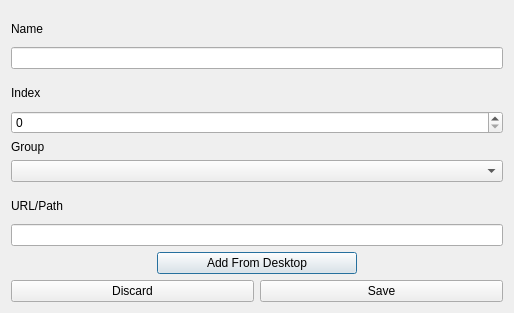
First picture: the form in designs/xml/app_window.ui, repository daniel-deru/WorkMate-3.0, before the edit.
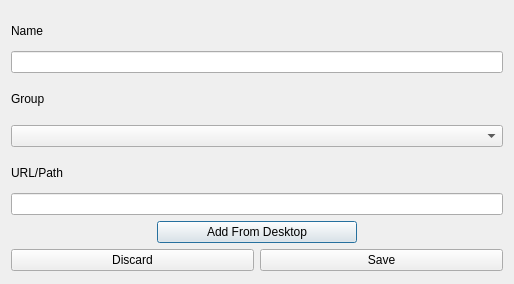
Second picture: the form after the edit.

```diff
--- a/designs/xml/app_window.ui
+++ b/designs/xml/app_window.ui
@@ -7,7 +7,7 @@
     <x>0</x>
     <y>0</y>
     <width>514</width>
-    <height>313</height>
+    <height>284</height>
    </rect>
   </property>
   <property name="windowTitle">
@@ -36,7 +36,7 @@
        <property name="minimumSize">
         <size>
          <width>0</width>
-         <height>20</height>
+         <height>40</height>
         </size>
        </property>
        <property name="maximumSize">
@@ -55,42 +55,28 @@
      </item>
     </layout>
    </item>
-   <item>
-    <layout class="QVBoxLayout" name="vbox_index">
-     <property name="spacing">
-      <number>0</number>
-     </property>
-     <property name="sizeConstraint">
-      <enum>QLayout::SetMinimumSize</enum>
-     </property>
-     <item>
-      <widget class="QLabel" name="lbl_index">
-       <property name="sizePolicy">
-        <sizepolicy hsizetype="Preferred" vsizetype="MinimumExpanding">
-         <horstretch>0</horstretch>
-         <verstretch>0</verstretch>
-        </sizepolicy>
-       </property>
-       <property name="maximumSize">
-        <size>
-         <width>16777215</width>
-         <height>40</height>
-        </size>
-       </property>
-       <property name="text">
-        <string>Index</string>
-       </property>
-      </widget>
-     </item>
-     <item>
-      <widget class="QSpinBox" name="spn_index"/>
-     </item>
-    </layout>
-   </item>
    <item>
     <layout class="QVBoxLayout" name="verticalLayout_2">
      <item>
       <widget class="QLabel" name="lbl_group">
+       <property name="sizePolicy">
+        <sizepolicy hsizetype="Preferred" vsizetype="MinimumExpanding">
+         <horstretch>0</horstretch>
+         <verstretch>0</verstretch>
+        </sizepolicy>
+       </property>
+       <property name="minimumSize">
+        <size>
+         <width>0</width>
+         <height>40</height>
+        </size>
+       </property>
+       <property name="maximumSize">
+        <size>
+         <width>16777215</width>
+         <height>40</height>
+        </size>
+       </property>
        <property name="text">
         <string>Group</string>
        </property>
@@ -117,6 +103,12 @@
          <verstretch>0</verstretch>
         </sizepolicy>
        </property>
+       <property name="minimumSize">
+        <size>
+         <width>0</width>
+         <height>40</height>
+        </size>
+       </property>
        <property name="maximumSize">
         <size>
          <width>16777215</width>
@@ -126,6 +118,9 @@
        <property name="text">
         <string>URL/Path</string>
        </property>
+       <property name="alignment">
+        <set>Qt::AlignLeading|Qt::AlignLeft|Qt::AlignVCenter</set>
+       </property>
       </widget>
      </item>
      <item>
```
Left out of the diff: 9 changed lines with no effect on the pictures.
